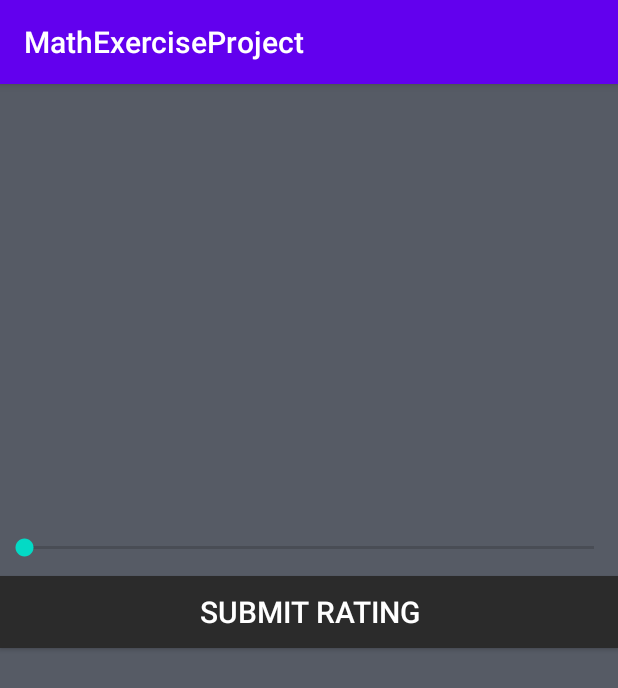
After one commit to haghispin12/MathExerciseProjectMoshe, an Android app: the RateActivity screen opened directly, with no data from a screen before it, on a phone screen of 412 x 824 dp. The commit adds this screen. Shown: the top 688 px of the screen. Run offline under Robolectric (Android 15) with nearby library versions, the phone set to English and light mode, and no system bars.

Commit message:
Version 1.0.5
Changelog:
*Added fully functioning rating system
*Fixed observers so that now they update tvNum1/2
*Everything works!

```diff
--- a/app/build.gradle
+++ b/app/build.gradle
@@ -43,6 +43,9 @@ dependencies {
     implementation 'com.android.support:design:28.0.0'
     implementation 'android.arch.navigation:navigation-fragment:1.0.0'
     implementation 'android.arch.navigation:navigation-ui:1.0.0'
+    implementation 'androidx.appcompat:appcompat:1.6.1'
+    implementation 'com.google.android.material:material:1.4.0'
+    implementation 'androidx.constraintlayout:constraintlayout:2.1.4'
     testImplementation 'junit:junit:4.13.2'
     //androidTestImplementation 'com.android.support.test:runner:1.0.2'
     androidTestImplementation 'com.android.support.test.espresso:espresso-core:3.0.2'
--- a/app/src/main/java/com/example/mathexerciseproject/Exercise.java
+++ b/app/src/main/java/com/example/mathexerciseproject/Exercise.java
@@ -34,13 +34,13 @@ public class Exercise {
      */
     public void generateNum1(int min, int max){
         Random r=new Random();
-        int sum = max-min; // otherwise if received (10, 20) max will be 30
+        int sum = max-min;
         int randomNum = r.nextInt(sum)+min;
         num1= randomNum;
     }
     public void generateNum2(int min, int max) {
         Random r = new Random();
-        int sum = max - min; // otherwise if received (10, 20) max will be 30
+        int sum = max - min;
         int randomNum = r.nextInt(sum) + min;
         num2 = randomNum;
     }
--- a/app/src/main/java/com/example/mathexerciseproject/MainViewModel.java
+++ b/app/src/main/java/com/example/mathexerciseproject/MainViewModel.java
@@ -11,9 +11,9 @@ public class MainViewModel extends ViewModel {
 
 
     public MainViewModel(){
-        Exercise vExercise = new Exercise();
         vNum1 = new MutableLiveData<>();
         vNum2 = new MutableLiveData<>();
+        exercise = new Exercise();
     }
 
     //כל הפעולות של EXERCISE
--- /dev/null
+++ b/app/src/main/java/com/example/mathexerciseproject/RateActivity.java
@@ -0,0 +1,39 @@
+package com.example.mathexerciseproject;
+
+import androidx.appcompat.app.AppCompatActivity;
+
+import android.content.Intent;
+import android.os.Bundle;
+import android.view.View;
+import android.widget.Button;
+import android.widget.SeekBar;
+
+public class RateActivity extends AppCompatActivity {
+    private Button btnSubmit;
+    private SeekBar seekBar;
+
+    @Override
+    protected void onCreate(Bundle savedInstanceState) {
+        super.onCreate(savedInstanceState);
+        setContentView(R.layout.activity_rate);
+        innitViews();
+        onClickListeners();
+    }
+
+    public void innitViews(){
+        btnSubmit = findViewById(R.id.btnSubmit);
+        seekBar = findViewById(R.id.seekBar);
+    }
+
+    public void onClickListeners(){
+        btnSubmit.setOnClickListener(new View.OnClickListener() {
+            @Override
+            public void onClick(View view) {
+                Intent intent = new Intent();
+                intent.putExtra("Rating", seekBar.getProgress());
+                setResult(RESULT_OK,intent);
+                finish();
+            }
+        });
+    }
+}
--- /dev/null
+++ b/app/src/main/res/layout/activity_rate.xml
@@ -0,0 +1,34 @@
+<?xml version="1.0" encoding="utf-8"?>
+<LinearLayout xmlns:android="http://schemas.android.com/apk/res/android"
+    xmlns:app="http://schemas.android.com/apk/res-auto"
+    xmlns:tools="http://schemas.android.com/tools"
+    android:layout_width="match_parent"
+    android:layout_height="match_parent"
+    tools:context=".RateActivity"
+    android:background="#565B65"
+    android:orientation="vertical"
+    >
+
+    <LinearLayout
+        android:layout_width="match_parent"
+        android:layout_height="match_parent"
+        android:orientation="vertical">
+
+        <SeekBar
+            android:id="@+id/seekBar"
+            android:layout_width="match_parent"
+            android:layout_height="wrap_content"
+            android:layout_marginTop="300dp" />
+
+        <Button
+            android:id="@+id/btnSubmit"
+            android:layout_width="match_parent"
+            android:layout_height="wrap_content"
+            android:layout_marginTop="10dp"
+            android:background="#2B2B2B"
+            android:text="Submit rating"
+            android:textColor="@color/white"
+            android:textSize="20sp" />
+    </LinearLayout>
+
+</LinearLayout>
```
Also changed, not shown: app/src/main/AndroidManifest.xml (+7 -0 lines), app/src/main/java/com/example/mathexerciseproject/MainActivity.java (+30 -2 lines), app/src/main/res/layout/activity_main.xml (+21 -5 lines).
